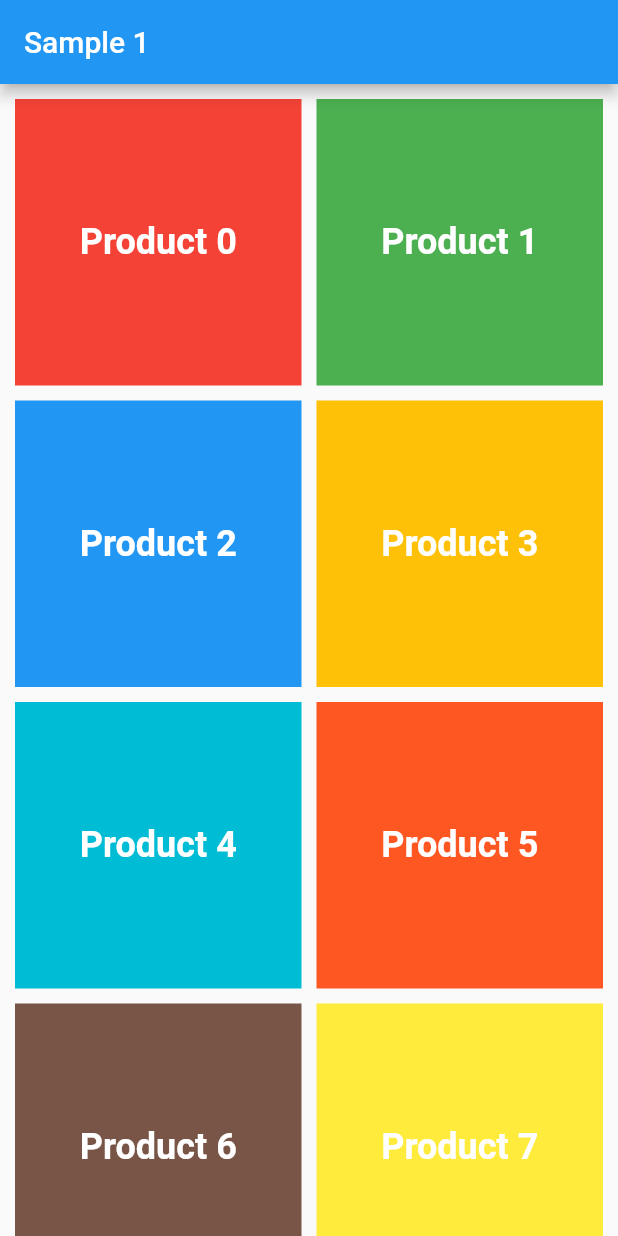
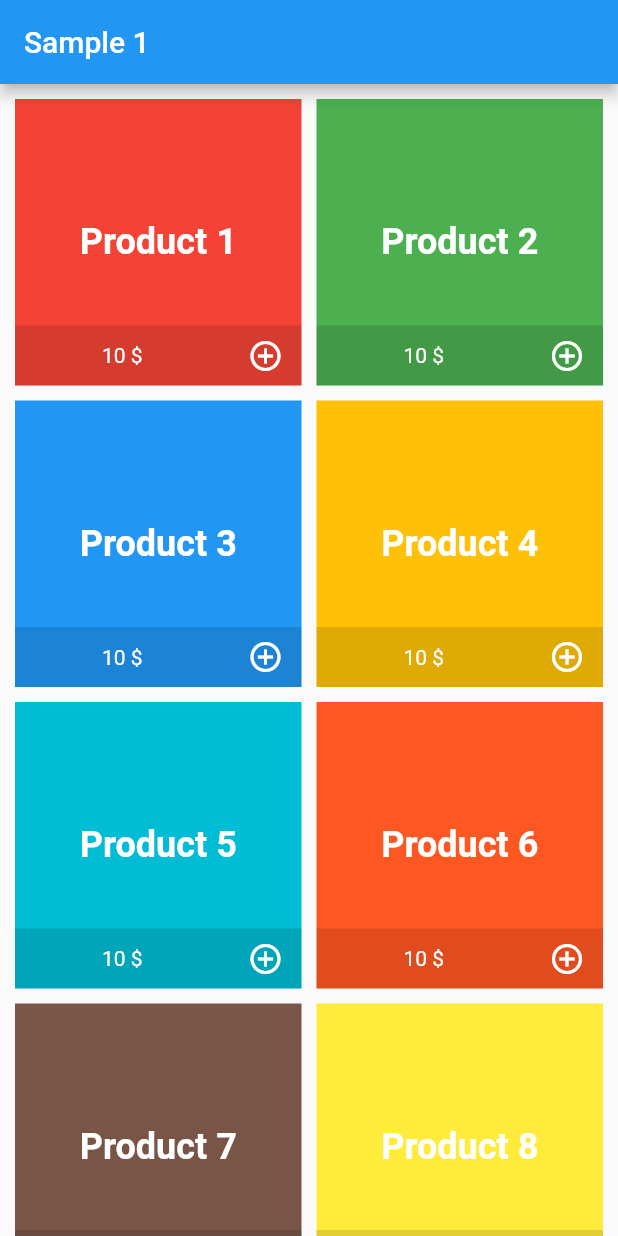
Before and after one commit to imaNNeo/FlutterPresentation, a Flutter app: the screen it shows after launch, on a phone screen of 412 x 824 dp. Run offline on Flutter 3.47's test engine with Material 2 defaults, Android fonts, the phone set to English and light mode, and no system bars.

Commit message:
added add to cart button

```diff
--- a/lib/sample_1/Sample1Page.dart
+++ b/lib/sample_1/Sample1Page.dart
@@ -21,7 +21,7 @@ final myColors = [
 
 final List<Product> products = List.generate(14, (index) {
   return new Product(
-      'Product $index', new Random().nextInt(30), myColors[index]);
+      'Product ${index + 1}', new Random().nextInt(30), myColors[index]);
 });
 
 class Sample1Page extends StatelessWidget {
@@ -54,9 +54,39 @@ class Sample1Page extends StatelessWidget {
             child: Text(
               product.name,
               style: TextStyle(
-                  color: Colors.white,
-                  fontWeight: FontWeight.bold,
-                  fontSize: 24.0,
+                color: Colors.white,
+                fontWeight: FontWeight.bold,
+                fontSize: 24.0,
+              ),
+            ),
+          ),
+          Align(
+            alignment: Alignment.bottomCenter,
+            child: SizedBox(
+              width: double.infinity,
+              height: 40.0,
+              child: Container(
+                color: Colors.black12,
+                child: Row(
+                  mainAxisSize: MainAxisSize.max,
+                  children: <Widget>[
+                    Expanded(
+                      child: Center(
+                          child: Text(
+                        '${product.price} \$',
+                        style: TextStyle(
+                          color: Colors.white,
+                          fontSize: 14.0,
+                        ),
+                      )),
+                    ),
+                    Material(
+                      child:
+                          IconButton(icon: Icon(Icons.add_circle_outline, color: Colors.white,), onPressed: () {}),
+                      color: Colors.transparent,
+                    ),
+                  ],
+                ),
               ),
             ),
           )
```
